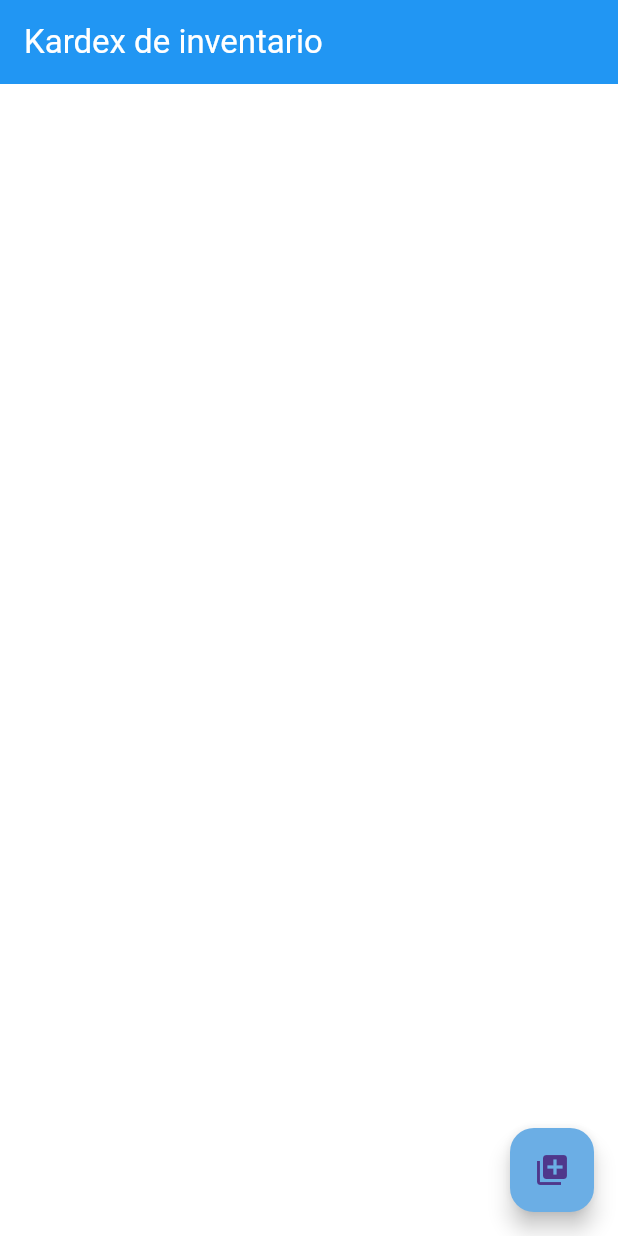
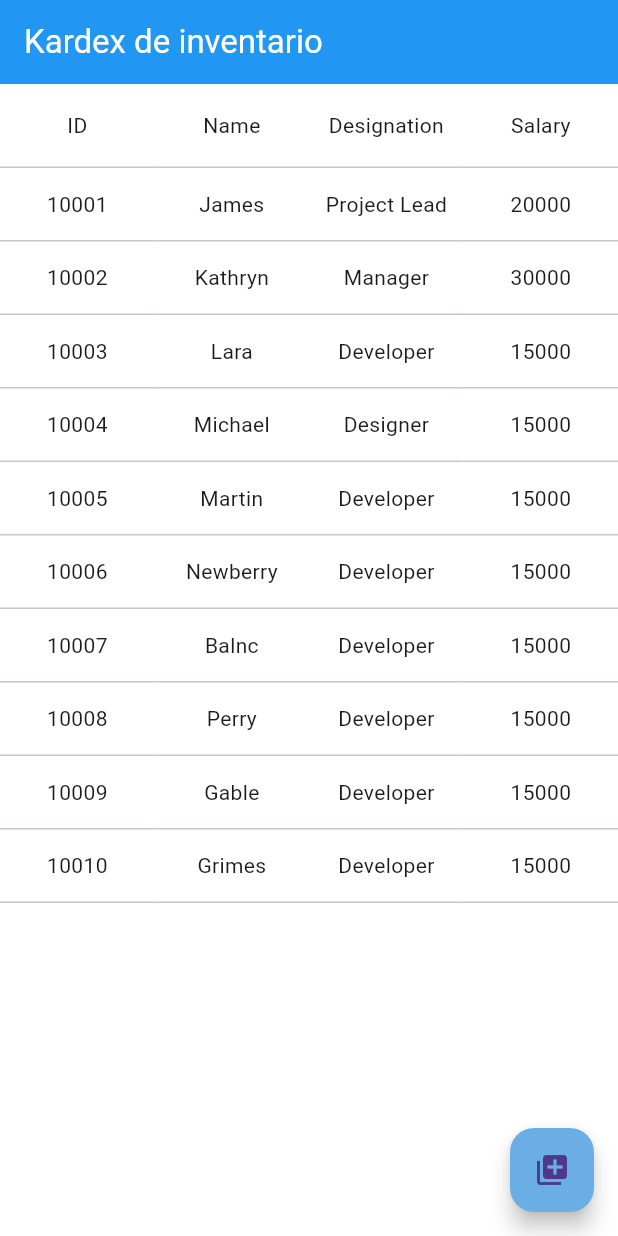
Before and after one commit to TheGersonM/kardexInventario, a Flutter app: the screen it shows after launch, on a phone screen of 412 x 824 dp. Run offline on Flutter 3.47's test engine with Material 3 defaults, Android fonts, the phone set to English and light mode, and no system bars; drawn by our look-alikes of syncfusion_flutter_datagrid; our stand-ins replace firebase_core; accounts and stored records are empty.

Commit message:
navegacion, uso de libreria syncfusion, grid base de ejemplo e inputs para agregar articulo

```diff
--- a/lib/main.dart
+++ b/lib/main.dart
@@ -29,7 +29,7 @@ class MyApp extends StatelessWidget {
       initialRoute: 'start', //esta es la ruta principal
       routes: {
         'home': (context) =>  Home_Page(),
-        'start': (context) =>  const Start_page(),
+        'start': (context) =>  const StartPage(),
         'inputs': (context) =>  const InputsPage(),
         'outputs': (context) =>  const OutputsPage(),
         'sales': (context) =>  const SalesPage(),
--- /dev/null
+++ b/lib/models/articles.dart
@@ -0,0 +1,15 @@
+
+import 'package:flutter/material.dart';
+import 'package:syncfusion_flutter_datagrid/datagrid.dart';
+
+class Articles {
+  Articles(this.id, this.name, this.designation, this.salary);
+
+  final int id;
+
+  final String name;
+
+  final String designation;
+
+  final int salary;
+}
--- a/lib/pages/start_page.dart
+++ b/lib/pages/start_page.dart
@@ -1,37 +1,86 @@
 import 'package:flutter/material.dart';
+import 'package:syncfusion_flutter_datagrid/datagrid.dart';
+import 'package:kardex/models/articles.dart';
 
-void main() => runApp(const Start_page());
+void main() => runApp(const StartPage());
 
-class Start_page extends StatefulWidget {
-  const Start_page({super.key});
+class StartPage extends StatefulWidget {
+  const StartPage({super.key});
 
   @override
-  State<Start_page> createState() => _Start_pageState();
+  State<StartPage> createState() => _StartPageState();
 }
 
-class _Start_pageState extends State<Start_page> {
+class _StartPageState extends State<StartPage> {
+  List<Articles> articulos = <Articles>[];
+  late ArticlesDataSource dataArticulos;
+
+  @override
+  void initState() {
+    super.initState();
+    articulos = getArticlesData();
+    dataArticulos = ArticlesDataSource(ArticlesData: articulos);
+  }
+
   @override
   Widget build(BuildContext context) {
-    return  Scaffold(
+    return Scaffold(
       appBar: AppBar(
         title: const Text('Kardex de inventario', style: TextStyle(color: Colors.white)),
         backgroundColor: Colors.blue,
       ),
       backgroundColor: Colors.white,
+      body: SfDataGrid(
+        allowSorting: true,
+        allowSwiping: true,
+        onCellDoubleTap: (details) =>
+          Navigator.pushNamed(context, 'articles'),
+        source: dataArticulos,
+        columnWidthMode: ColumnWidthMode.fill,
+        columns: <GridColumn>[
+          GridColumn(
+            columnName: 'id',
+            label: Container(
+              padding: const EdgeInsets.all(16.0),
+              alignment: Alignment.center,
+              child: const Text('ID'),
+            ),
+          ),
+          GridColumn(
+            columnName: 'name',
+            label: Container(
+              padding: const EdgeInsets.all(8.0),
+              alignment: Alignment.center,
+              child: const Text('Name'),
+            ),
+          ),
+          GridColumn(
+            columnName: 'designation',
+            label: Container(
+              padding: const EdgeInsets.all(8.0),
+              alignment: Alignment.center,
+              child: const Text('Designation', overflow: TextOverflow.ellipsis),
+            ),
+          ),
+          GridColumn(
+            columnName: 'salary',
+            label: Container(
+              padding: const EdgeInsets.all(8.0),
+              alignment: Alignment.center,
+              child: const Text('Salary'),
+            ),
+          ),
+        ],
+      ),
       floatingActionButton: FloatingActionButton(
-
         backgroundColor: const Color.fromARGB(255, 107, 174, 229),
         onPressed: () {
-            //Navigator.pushNamed(context, 'home');
-
-            //Desplegar 4 botones en forma vertical con un texto lateral tomando en cuenta el safe zone
           showModalBottomSheet<void>(
             context: context,
             builder: (BuildContext context) {
               return SafeArea(
-
-                  child: ListView(
-
+                child: Column(
+                  mainAxisSize: MainAxisSize.min,
                   children: <Widget>[
                     ListTile(
                       leading: const Icon(Icons.point_of_sale),
@@ -63,7 +112,7 @@ class _Start_pageState extends State<Start_page> {
                     ),
                     ListTile(
                       leading: const Icon(Icons.add_to_photos),
-                        title: const Text('Crear articulo'),
+                      title: const Text('Crear artículo'),
                       onTap: () {
                         Navigator.popAndPushNamed(context, 'articles');
                       },
@@ -73,10 +122,58 @@ class _Start_pageState extends State<Start_page> {
               );
             },
           );
-
         },
         child: const Icon(Icons.add_to_photos),
       ),
     );
   }
 }
+
+List<Articles> getArticlesData() {
+  return [
+    Articles(10001, 'James', 'Project Lead', 20000),
+    Articles(10002, 'Kathryn', 'Manager', 30000),
+    Articles(10003, 'Lara', 'Developer', 15000),
+    Articles(10004, 'Michael', 'Designer', 15000),
+    Articles(10005, 'Martin', 'Developer', 15000),
+    Articles(10006, 'Newberry', 'Developer', 15000),
+    Articles(10007, 'Balnc', 'Developer', 15000),
+    Articles(10008, 'Perry', 'Developer', 15000),
+    Articles(10009, 'Gable', 'Developer', 15000),
+    Articles(10010, 'Grimes', 'Developer', 15000)
+  ];
+}
+
+class ArticlesDataSource extends DataGridSource {
+
+  List<DataGridRow> _datosArticulos = [];
+
+  ArticlesDataSource({required List<Articles> ArticlesData}) {
+
+    _datosArticulos =
+              ArticlesData.map<DataGridRow>((dataGridRow) =>
+
+               DataGridRow(cells: [
+              DataGridCell<int>(columnName: 'id', value: dataGridRow.id),
+              DataGridCell<String>(columnName: 'name', value: dataGridRow.name),
+              DataGridCell<String>(columnName: 'designation', value: dataGridRow.designation),
+              DataGridCell<int>(columnName: 'salary', value: dataGridRow.salary),
+
+            ]))
+        .toList();
+  }
+
+
+
+  List<DataGridRow> get rows => _datosArticulos;
+
+  DataGridRowAdapter buildRow(DataGridRow row) {
+    return DataGridRowAdapter(cells: row.getCells().map<Widget>((dataGridCell) {
+      return Container(
+        alignment: Alignment.center,
+        padding: const EdgeInsets.all(5.0),
+        child: Text(dataGridCell.value.toString()),
+      );
+    }).toList());
+  }
+}
--- a/pubspec.yaml
+++ b/pubspec.yaml
@@ -36,6 +36,7 @@ dependencies:
   # Use with the CupertinoIcons class for iOS style icons.
   cupertino_icons: ^1.0.6
   firebase_core: ^3.3.0
+  syncfusion_flutter_datagrid: ^26.2.7
 
 dev_dependencies:
   flutter_test:
```
Also changed, not shown: lib/pages/articles_page.dart (+59 -5 lines), pubspec.lock. Lines whose indentation alone changed are shown as unchanged.
